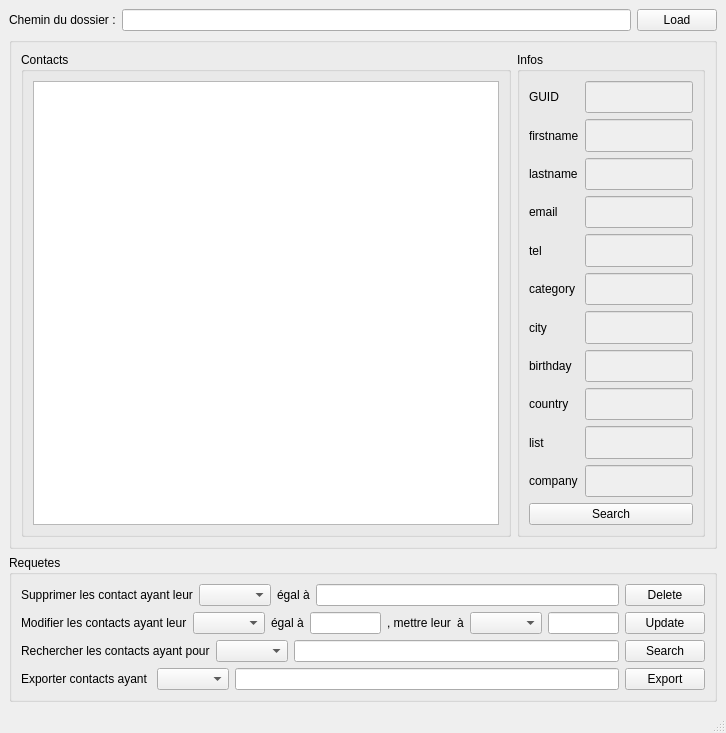
Above: TP_Contact/contact/contact.ui from Charpente/contacts before the change. Below: the same form after it.
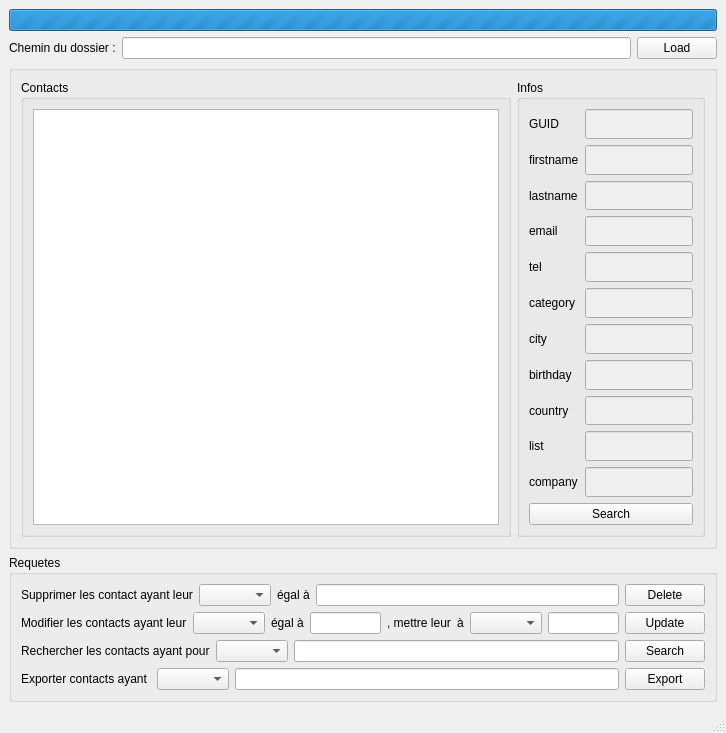
That is the form after the change.

Patch:
```diff
--- a/TP_Contact/contact/contact.ui
+++ b/TP_Contact/contact/contact.ui
@@ -15,6 +15,19 @@
   </property>
   <widget class="QWidget" name="centralwidget">
    <layout class="QVBoxLayout" name="verticalLayout_4">
+    <item>
+     <widget class="QProgressBar" name="progressBar">
+      <property name="maximum">
+       <number>0</number>
+      </property>
+      <property name="value">
+       <number>-1</number>
+      </property>
+      <property name="textVisible">
+       <bool>false</bool>
+      </property>
+     </widget>
+    </item>
     <item>
      <layout class="QVBoxLayout" name="verticalLayout_3">
       <item>
```
